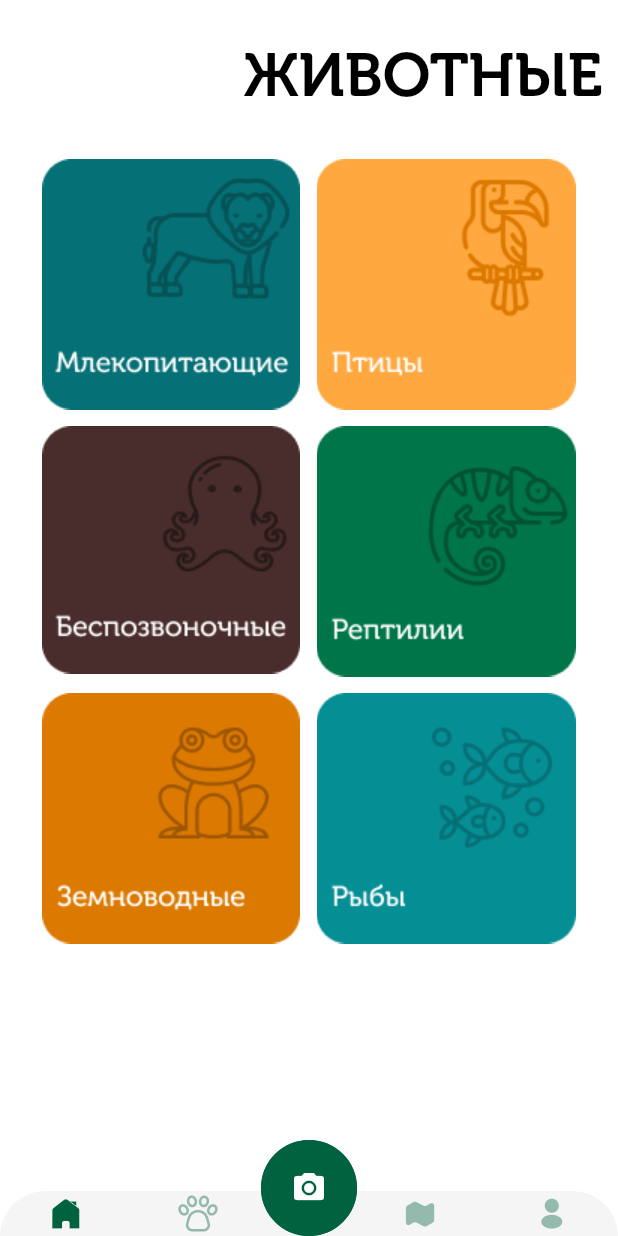
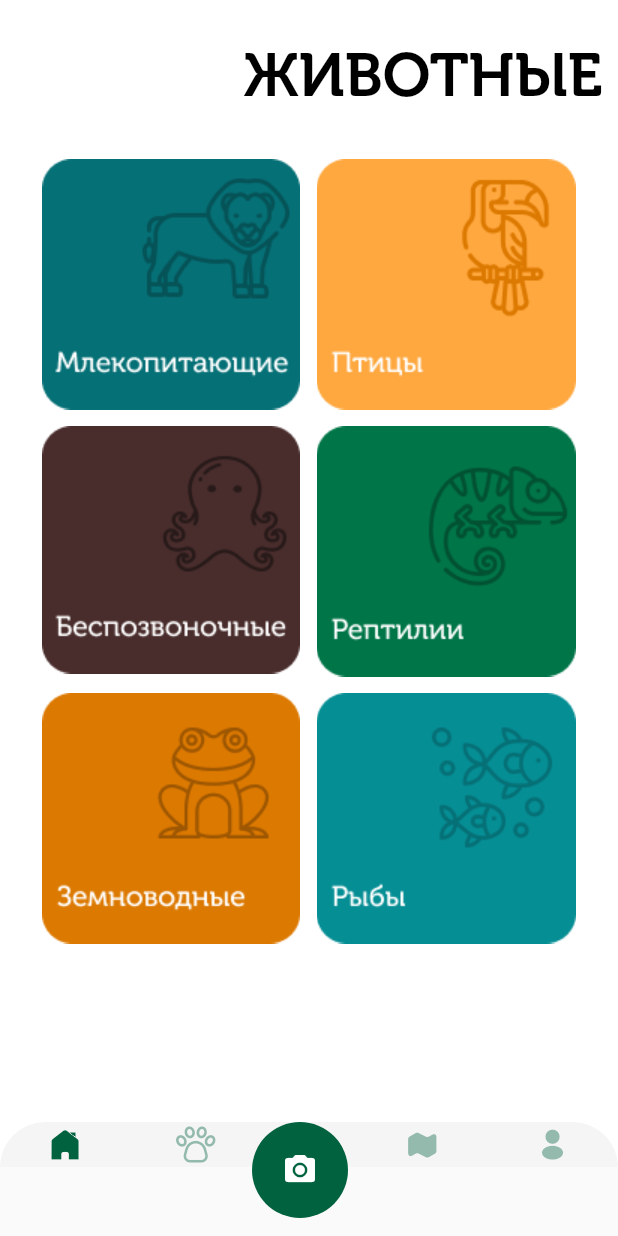
Before and after one commit to Zoorman24/ZooProject, a Flutter app: the screen it shows after launch, on a phone screen of 412 x 824 dp. Run offline on Flutter 3.47's test engine with Material 2 defaults, Android fonts, the phone set to English and light mode, and no system bars; our stand-ins replace audioplayers, simple_circular_progress_bar, table_calendar.

Commit message:
Фикс кнопки

```diff
--- a/Zoo_Project_List/lib/ProfileList/listquestion/personalinfo/Personaldata.dart
+++ b/Zoo_Project_List/lib/ProfileList/listquestion/personalinfo/Personaldata.dart
@@ -1,5 +1,6 @@
 import 'package:Zoo_Project/ProfileList/listquestion/personalinfo/Myticket/myticket.dart';
 import 'package:Zoo_Project/ProfileList/listquestion/personalinfo/myorder/myorder.dart';
+
 import 'package:Zoo_Project/image/image.dart';
 import 'package:flutter/material.dart';
 
--- a/Zoo_Project_List/lib/ProfileList/listquestion/ticketpage/DailyTicket.dart
+++ b/Zoo_Project_List/lib/ProfileList/listquestion/ticketpage/DailyTicket.dart
@@ -188,7 +188,7 @@ class _daylyTicket extends State<daylyTicket> {
                           InkWell(
                             onTap: () {
                               setState(() {
-                                _quantity2 = max(_quantity, 1);
+                                _quantity2 = max(_quantity2, 1);
                                 _quantity2--;
                               });
                             },
--- a/Zoo_Project_List/lib/navigationBar/main_screen.dart
+++ b/Zoo_Project_List/lib/navigationBar/main_screen.dart
@@ -76,26 +76,6 @@ class _MainScreenState extends State<MainScreen> {
           }
         },
       ),
-      floatingActionButtonLocation: FloatingActionButtonLocation.centerDocked,
-      floatingActionButton: Container(
-        margin: const EdgeInsets.only(top: 64),
-        height: 64,
-        width: 64,
-        child: FloatingActionButton(
-          backgroundColor: Color.fromRGBO(1, 98, 63, 1),
-          elevation: 0,
-          onPressed: () => debugPrint("Add Button pressed"),
-          shape: RoundedRectangleBorder(
-            side:
-                const BorderSide(width: 3, color: Color.fromRGBO(1, 98, 63, 1)),
-            borderRadius: BorderRadius.circular(100),
-          ),
-          child: const Icon(
-            Icons.camera_alt,
-            color: Colors.white,
-          ),
-        ),
-      ),
     );
   }
 }
--- a/Zoo_Project_List/lib/navigationBar/nav_bar.dart
+++ b/Zoo_Project_List/lib/navigationBar/nav_bar.dart
@@ -15,11 +15,12 @@ class NavBar extends StatelessWidget {
 
   @override
   Widget build(BuildContext context) {
-    return Container(
+    return Stack(
         // margin: EdgeInsets.only(
         //   bottom: Platform.isAndroid ? 16 : 0,
         // ),
-      child: BottomAppBar(
+        children: [
+          BottomAppBar(
             elevation: 0.0,
             child: ClipRRect(
               borderRadius: BorderRadius.only(
@@ -30,7 +31,8 @@ class NavBar extends StatelessWidget {
                 decoration: BoxDecoration(
                   color: const Color.fromARGB(255, 245, 245, 245),
                   borderRadius: BorderRadius.only(
-                  topRight: Radius.circular(30), topLeft: Radius.circular(30)),
+                      topRight: Radius.circular(30),
+                      topLeft: Radius.circular(30)),
                 ),
                 height: 30,
                 child: Row(
@@ -45,7 +47,9 @@ class NavBar extends StatelessWidget {
                       pageIndex == 1,
                       onTap: () => onTap(1),
                     ),
-                const SizedBox(width: 60),
+                    SizedBox(
+                      width: 64,
+                    ),
                     navItem(
                       ZooIcons.map,
                       pageIndex == 2,
@@ -61,7 +65,23 @@ class NavBar extends StatelessWidget {
               ),
             ),
           ),
-    );
+          Padding(
+            padding: const EdgeInsets.only(bottom: 12, left: 168),
+            child: Container(
+                decoration: BoxDecoration(
+                    borderRadius: BorderRadius.circular(40),
+                    color: Color.fromRGBO(1, 98, 63, 1)),
+                height: 64,
+                width: 64,
+                child: InkWell(
+                  onTap: () => debugPrint("Add Button pressed"),
+                  child: Icon(
+                    Icons.camera_alt,
+                    color: Colors.white,
+                  ),
+                )),
+          ),
+        ]);
   }
 
   Widget navItem(IconData icon, bool selected, {Function()? onTap}) {
```
Lines whose indentation alone changed are shown as unchanged.
